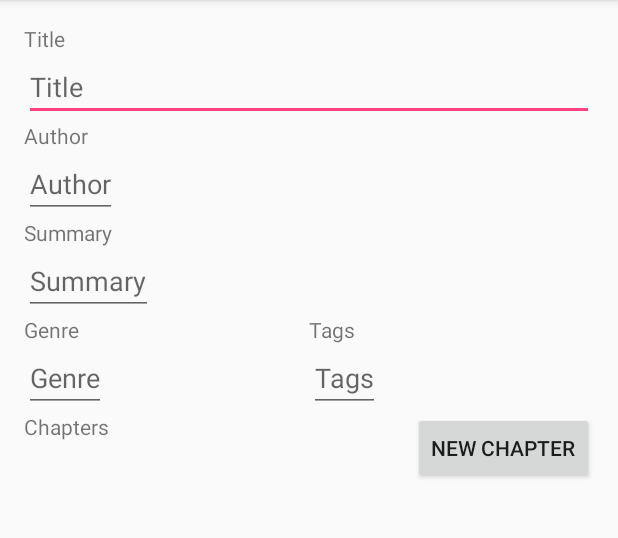
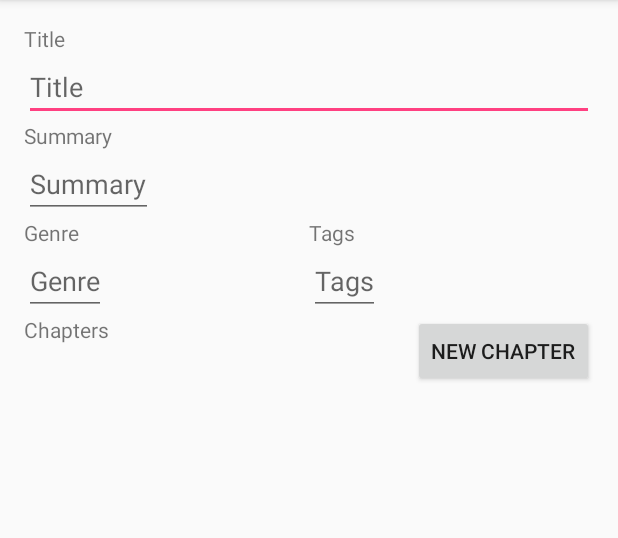
Before and after one commit to IceIceBB/AdventureCreator, an Android app: the ChapterCreation screen opened directly, with no data from a screen before it, on a phone screen of 412 x 824 dp, the part 84-622 px from its top. Run offline under Robolectric (Android 15) with nearby library versions, the light colour scheme and no system bars; our stand-ins replace Volley.

Commit message:
Committing to update

```diff
--- a/AdventureCreatorAndroidProject/app/src/main/java/com/example/lmont/adventurecreator/ChapterCreation.java
+++ b/AdventureCreatorAndroidProject/app/src/main/java/com/example/lmont/adventurecreator/ChapterCreation.java
@@ -49,15 +49,16 @@ public class ChapterCreation extends AppCompatActivity {
         storyAuthorEditText = (EditText) findViewById(R.id.storyAuthorEditText);
         storySummaryEditText = (EditText) findViewById(R.id.storySummaryEditText);
         storyGenreEditText = (EditText) findViewById(R.id.storyGenreEditText);
-        storyTagsEditText = (EditText) findViewById(R.id.storyTitleEditText);
+        storyTagsEditText = (EditText) findViewById(R.id.storyTagsEditText);
+
+        addSceneButton = (Button) findViewById(R.id.addSceneButton);
+        chaptersListView = (ListView) findViewById(R.id.chaptersListView);
 
         allChapterTitles = new ArrayList<>();
         allChapterIds = new ArrayList<>();
 
-        chaptersListView = (ListView) findViewById(R.id.chaptersListView);
         arrayAdapter = new ArrayAdapter<>(this, android.R.layout.simple_list_item_1, allChapterTitles);
 
-        addSceneButton = (Button) findViewById(R.id.addSceneButton);
 
 //        TODO: Add new scene and pull for id
 //        addSceneButton.setOnClickListener(new View.OnClickListener() {
@@ -87,7 +88,7 @@ public class ChapterCreation extends AppCompatActivity {
         chaptersListView.setOnItemClickListener(new AdapterView.OnItemClickListener() {
             @Override
             public void onItemClick(AdapterView<?> adapter, View view, int position, long arg) {
-                Intent intent = new Intent(ChapterCreation.this, ChapterCreation.class);
+                Intent intent = new Intent(ChapterCreation.this, SceneCreation.class);
 
                 intent.putExtra("storyId", storyId);
                 intent.putExtra("selectedChapterId", allChapterIds.get(position));
--- a/AdventureCreatorAndroidProject/app/src/main/java/com/example/lmont/adventurecreator/StoryCreation.java
+++ b/AdventureCreatorAndroidProject/app/src/main/java/com/example/lmont/adventurecreator/StoryCreation.java
@@ -18,6 +18,7 @@ public class StoryCreation extends AppCompatActivity {
     Models.Story[] allStoriesArray;
     ArrayList<String> allStoryTitles;
     ArrayList<String> allStoryIds;
+
     ArrayAdapter<String> arrayAdapter;
 
     @Override
@@ -57,7 +58,7 @@ public class StoryCreation extends AppCompatActivity {
         storyListView.setAdapter(arrayAdapter);
 
 
-//        TODO: Transition to Chapter Creation with Story id as Intent Extra
+//        TODOne: Transition to Chapter Creation with Story id as Intent Extra
         storyListView.setOnItemClickListener(new AdapterView.OnItemClickListener() {
             @Override
             public void onItemClick(AdapterView<?> adapter, View view, int position, long arg) {
--- a/AdventureCreatorAndroidProject/app/src/main/res/layout/activity_chapter_creation.xml
+++ b/AdventureCreatorAndroidProject/app/src/main/res/layout/activity_chapter_creation.xml
@@ -34,7 +34,8 @@
         android:layout_width="match_parent"
         android:layout_height="wrap_content"
         android:layout_below="@+id/storyTitle"
-        android:orientation="vertical">
+        android:orientation="vertical"
+        android:visibility="gone">
 
         <TextView
             android:layout_width="wrap_content"
```
Also changed, not shown: AdventureCreatorAndroidProject/app/src/main/java/com/example/lmont/adventurecreator/SceneCreation.java (+33 -17 lines).
